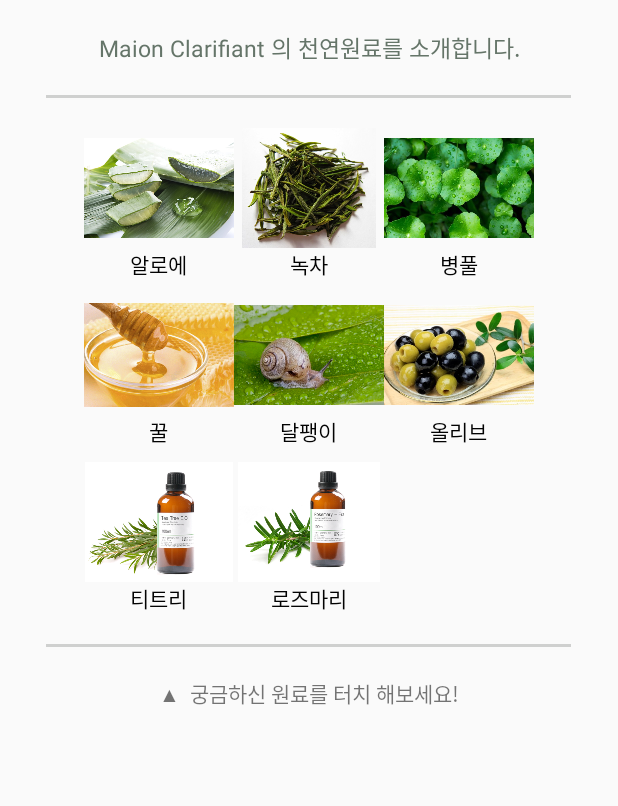
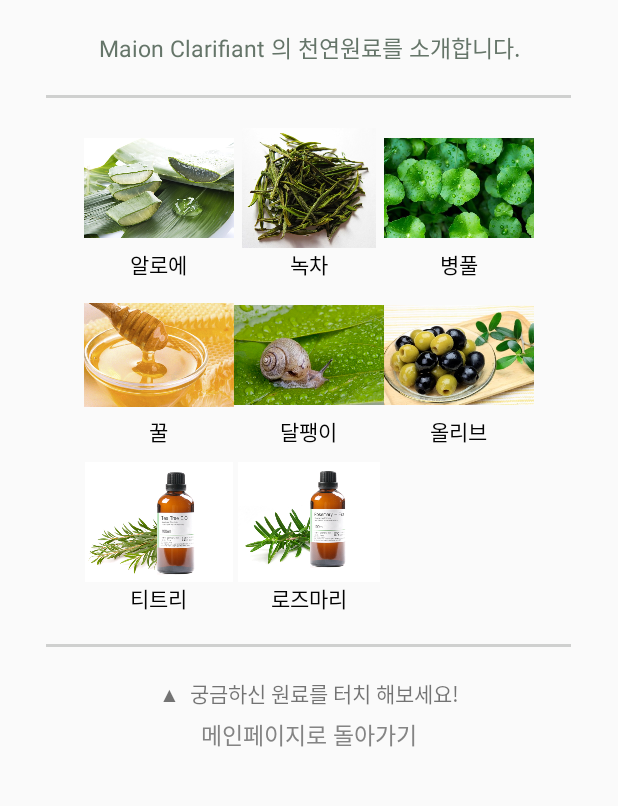
Before and after one commit to joohye85/Masionclarifiant, an Android app: the FindIngredientActivity screen opened directly, with no data from a screen before it, on a phone screen of 412 x 824 dp, the part 60-866 px from its top. Run offline under Robolectric (Android 15) with nearby library versions, the light colour scheme and no system bars.

Commit message:
재료설명 페이지에 돌아가기 버튼 추가

```diff
--- a/app/src/main/java/com/example/masionclarifiant/FindIngredientActivity.java
+++ b/app/src/main/java/com/example/masionclarifiant/FindIngredientActivity.java
@@ -3,6 +3,7 @@ package com.example.masionclarifiant;
 import android.os.Bundle;
 import android.view.View;
 import android.widget.ImageView;
+import android.widget.TextView;
 
 import androidx.appcompat.app.AlertDialog;
 import androidx.appcompat.app.AppCompatActivity;
@@ -20,8 +21,14 @@ public class FindIngredientActivity extends AppCompatActivity {
         ImageView oliveimg = (ImageView)findViewById(R.id.oliveimg);
         ImageView teatreeimg = (ImageView)findViewById(R.id.teatreimg);
         ImageView rosemaryimg = (ImageView)findViewById(R.id.rosemaryimg);
+        TextView back_btn = (TextView)findViewById(R.id.back_btn);
 
-
+        back_btn.setOnClickListener(new View.OnClickListener() {
+            @Override
+            public void onClick(View v) {
+                FindIngredientActivity.this.onBackPressed();
+            }
+        });
         aloeimg.setOnClickListener(new View.OnClickListener(){
             public void onClick(View v){
                 AlertDialog.Builder dlg = new AlertDialog.Builder(FindIngredientActivity.this);
--- a/app/src/main/res/layout/find_ingredeint_page.xml
+++ b/app/src/main/res/layout/find_ingredeint_page.xml
@@ -209,6 +209,18 @@
             android:layout_width="wrap_content"
             android:layout_height="wrap_content"
             android:text="▲  궁금하신 원료를 터치 해보세요!" />
+
+        <TextView
+            android:id="@+id/back_btn"
+            android:layout_width="wrap_content"
+            android:layout_height="wrap_content"
+            android:layout_gravity="center"
+            android:layout_marginTop="5dp"
+            android:layout_marginBottom="15dp"
+            android:text="메인페이지로 돌아가기"
+            android:textColor="#848484"
+            android:textSize="15dp" />
+
     </LinearLayout>
 
 </LinearLayout>
```
